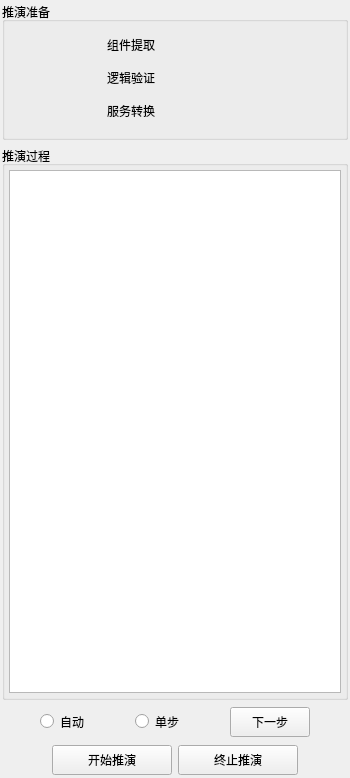
Before: the Qt Designer form simulate/simulatecontrolpanel.ui in xibeilang524/Graphics, drawn with Qt 5.
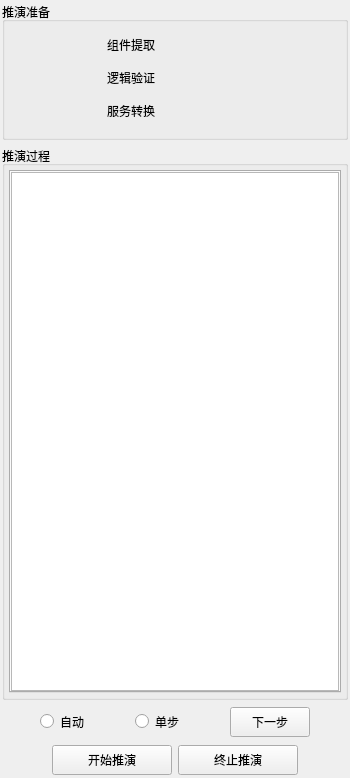
After: the same form once the commit is applied. The open tabs and pages were chosen to show the change. Icons and pictures are not drawn.

Diff of the .ui file:
```diff
--- a/simulate/simulatecontrolpanel.ui
+++ b/simulate/simulatecontrolpanel.ui
@@ -270,7 +270,65 @@
           <number>4</number>
          </property>
          <item>
-          <widget class="QListWidget" name="simProcedure"/>
+          <widget class="QTabWidget" name="tabWidget">
+           <property name="styleSheet">
+            <string notr="true"> QTabBar::tab {
+    width:0px;
+    height:0px;
+    border:none;
+ }</string>
+           </property>
+           <property name="currentIndex">
+            <number>0</number>
+           </property>
+           <widget class="QWidget" name="tab">
+            <attribute name="title">
+             <string>Tab 1</string>
+            </attribute>
+            <layout class="QVBoxLayout" name="verticalLayout_4">
+             <property name="leftMargin">
+              <number>0</number>
+             </property>
+             <property name="topMargin">
+              <number>0</number>
+             </property>
+             <property name="rightMargin">
+              <number>0</number>
+             </property>
+             <property name="bottomMargin">
+              <number>0</number>
+             </property>
+             <item>
+              <widget class="QListWidget" name="simProcedure"/>
+             </item>
+            </layout>
+           </widget>
+           <widget class="QWidget" name="tab_2">
+            <attribute name="title">
+             <string>Tab 2</string>
+            </attribute>
+            <layout class="QVBoxLayout" name="verticalLayout_5">
+             <property name="spacing">
+              <number>0</number>
+             </property>
+             <property name="leftMargin">
+              <number>0</number>
+             </property>
+             <property name="topMargin">
+              <number>0</number>
+             </property>
+             <property name="rightMargin">
+              <number>0</number>
+             </property>
+             <property name="bottomMargin">
+              <number>0</number>
+             </property>
+             <item>
+              <widget class="QTextBrowser" name="textBrowser"/>
+             </item>
+            </layout>
+           </widget>
+          </widget>
          </item>
         </layout>
        </widget>
```
Left out of the diff: 44 changed lines with no effect on the pictures.
